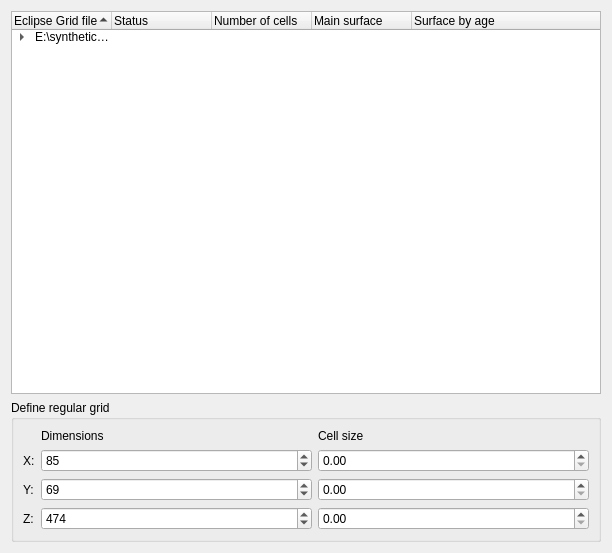
Above: console/EclipseGridImportPage.ui from feliperails/syntheticseis before the change. Below: the same form after it.
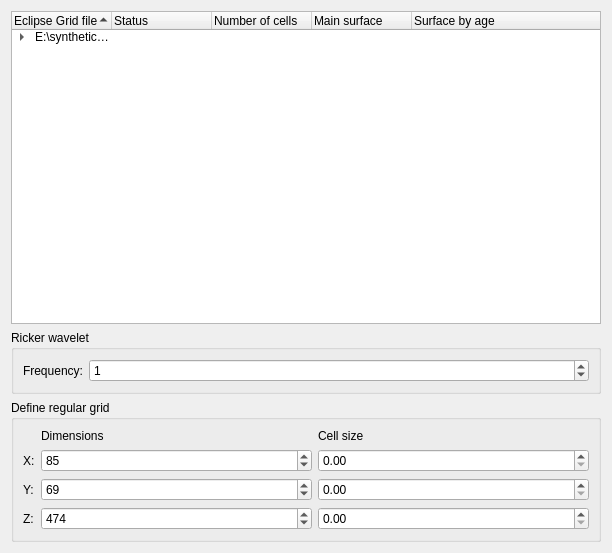
That is the form after the change.

Commit message: Move frequency from SegyCreationPage.ui page to EclipseGridImportPage.ui. Cell Size Calculator.

Diff of the .ui file:
```diff
--- a/console/EclipseGridImportPage.ui
+++ b/console/EclipseGridImportPage.ui
@@ -163,6 +163,41 @@
      </item>
     </widget>
    </item>
+   <item>
+    <widget class="QGroupBox" name="groupBox_2">
+     <property name="title">
+      <string>Ricker wavelet</string>
+     </property>
+     <layout class="QGridLayout" name="gridLayout">
+      <item row="0" column="0">
+       <widget class="QLabel" name="label_3">
+        <property name="text">
+         <string>Frequency:</string>
+        </property>
+       </widget>
+      </item>
+      <item row="0" column="1">
+       <widget class="QDoubleSpinBox" name="rickerWaveletFrequencyDoubleSpinBox">
+        <property name="sizePolicy">
+         <sizepolicy hsizetype="MinimumExpanding" vsizetype="Fixed">
+          <horstretch>0</horstretch>
+          <verstretch>0</verstretch>
+         </sizepolicy>
+        </property>
+        <property name="decimals">
+         <number>0</number>
+        </property>
+        <property name="maximum">
+         <double>10000.000000000000000</double>
+        </property>
+        <property name="value">
+         <double>1.000000000000000</double>
+        </property>
+       </widget>
+      </item>
+     </layout>
+    </widget>
+   </item>
    <item>
     <widget class="QGroupBox" name="regularGridDimensionsGroupBox">
      <property name="sizePolicy">
```
Left out of the diff: 9 changed lines with no effect on the pictures. The commit also changes 8 other files.
